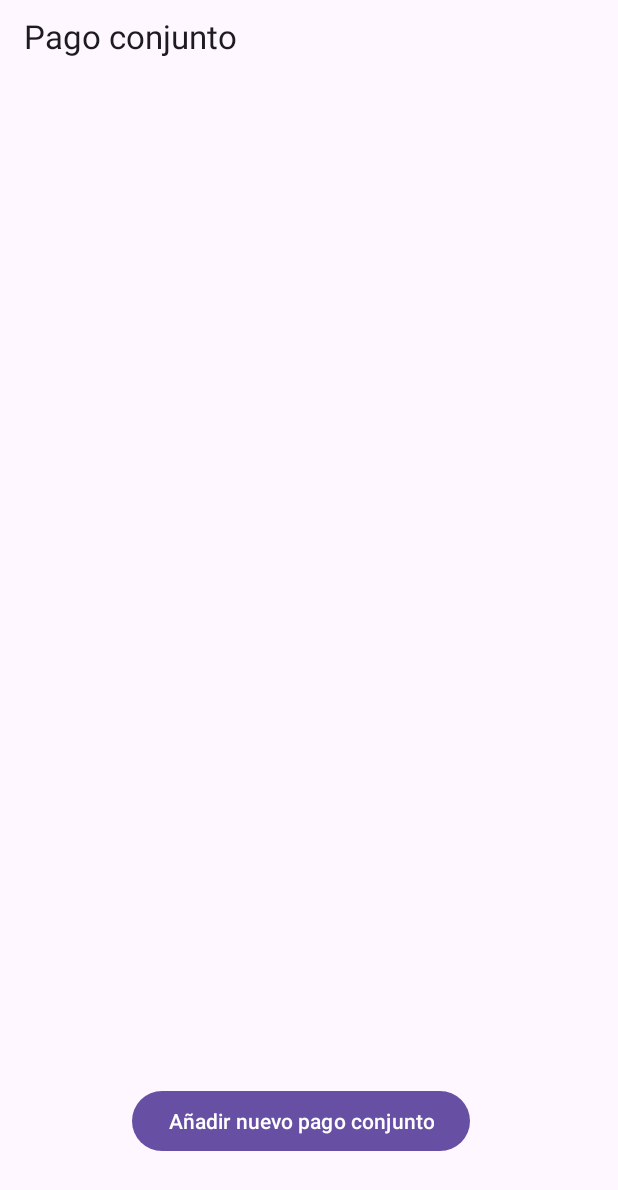
After one commit to Pablo-ArgF/MoneyGuardian, an Android app: the fragment PagosConjuntosFragment shown on its own in the app's theme, on a phone screen of 412 x 824 dp. The commit adds this screen. Shown: the top 1190 px of the screen. Run offline under Robolectric (Android 15) with nearby library versions, the phone set to English and light mode, and no system bars.

Commit message:
Cambiado el layout de Pagos Conjuntos para que sea un Fragment.

```diff
--- a/app/src/main/AndroidManifest.xml
+++ b/app/src/main/AndroidManifest.xml
@@ -13,9 +13,6 @@
         android:theme="@style/Theme.MoneyGuardian"
         tools:targetApi="31">
         <activity
-            android:name=".PagosConjuntosRecycler"
-            android:exported="false" />
-        <activity
             android:name=".MainActivity"
             android:exported="true">
             <intent-filter>
--- /dev/null
+++ b/app/src/main/java/com/moneyguardian/PagosConjuntosFragment.java
@@ -0,0 +1,55 @@
+package com.moneyguardian;
+
+import android.os.Bundle;
+
+import androidx.fragment.app.Fragment;
+import androidx.recyclerview.widget.RecyclerView;
+
+import android.view.LayoutInflater;
+import android.view.View;
+import android.view.ViewGroup;
+
+public class PagosConjuntosFragment extends Fragment {
+
+    // Identificadores de intent
+
+    public static final String PAGO_CONJUNTO_SELECCIONADO = "pago_conjunto_seleccionado";
+    public static final String PAGO_CONJUNTO_CREADO = "pago_conjunto_creado";
+
+    // Identificador de activiy
+    // TODO Necesario?
+    public static final int GESTION_ACTIVITY = 1;
+
+    // Modelo de datos
+
+    // TODO private ArrayList<PagoConjunto> listaPagosConjuntos;
+    // TODO private PagoConjunto pagoConjunto;
+    private RecyclerView listaPagosConjuntosView;
+
+    public PagosConjuntosFragment() {
+        // Required empty public constructor
+    }
+
+    public static PagosConjuntosFragment newInstance(String param1, String param2) {
+        PagosConjuntosFragment fragment = new PagosConjuntosFragment();
+        Bundle args = new Bundle();
+        //args.putString(ARG_PARAM1, param1);
+        fragment.setArguments(args);
+        return fragment;
+    }
+
+    @Override
+    public void onCreate(Bundle savedInstanceState) {
+        super.onCreate(savedInstanceState);
+        if (getArguments() != null) {
+           // mParam1 = getArguments().getString(ARG_PARAM1);
+        }
+    }
+
+    @Override
+    public View onCreateView(LayoutInflater inflater, ViewGroup container,
+                             Bundle savedInstanceState) {
+        // Inflate the layout for this fragment
+        return inflater.inflate(R.layout.fragment_pagos_conjuntos, container, false);
+    }
+}
--- /dev/null
+++ b/app/src/main/res/layout/fragment_pagos_conjuntos.xml
@@ -0,0 +1,49 @@
+<?xml version="1.0" encoding="utf-8"?>
+<FrameLayout xmlns:android="http://schemas.android.com/apk/res/android"
+    xmlns:app="http://schemas.android.com/apk/res-auto"
+    xmlns:tools="http://schemas.android.com/tools"
+    android:layout_width="match_parent"
+    android:layout_height="match_parent"
+    tools:context=".PagosConjuntosFragment">
+
+    <androidx.constraintlayout.widget.ConstraintLayout
+        android:layout_width="match_parent"
+        android:layout_height="match_parent">
+
+        <TextView
+            android:id="@+id/textNombrePagoConjunto"
+            android:layout_width="wrap_content"
+            android:layout_height="wrap_content"
+            android:text="@string/nombrePagoConjunto"
+            android:textAppearance="@style/TextAppearance.Material3.TitleLarge"
+            app:layout_constraintBottom_toBottomOf="@+id/recyclerView"
+            app:layout_constraintEnd_toEndOf="parent"
+            app:layout_constraintHorizontal_bias="0.059"
+            app:layout_constraintStart_toStartOf="parent"
+            app:layout_constraintTop_toTopOf="parent"
+            app:layout_constraintVertical_bias="0.013" />
+
+        <androidx.recyclerview.widget.RecyclerView
+            android:id="@+id/recyclerView"
+            android:layout_width="369dp"
+            android:layout_height="630dp"
+            app:layout_constraintBottom_toBottomOf="parent"
+            app:layout_constraintEnd_toEndOf="parent"
+            app:layout_constraintHorizontal_bias="0.38"
+            app:layout_constraintStart_toStartOf="parent"
+            app:layout_constraintTop_toTopOf="parent"
+            app:layout_constraintVertical_bias="0.514" />
+
+        <Button
+            android:id="@+id/button"
+            android:layout_width="wrap_content"
+            android:layout_height="wrap_content"
+            android:text="@string/AñadirPagoConjunto"
+            app:layout_constraintBottom_toBottomOf="parent"
+            app:layout_constraintEnd_toEndOf="@+id/recyclerView"
+            app:layout_constraintStart_toStartOf="@+id/recyclerView"
+            app:layout_constraintTop_toTopOf="@+id/recyclerView"
+            app:layout_constraintVertical_bias="0.922" />
+
+    </androidx.constraintlayout.widget.ConstraintLayout>
+</FrameLayout>
--- a/app/src/main/res/values/strings.xml
+++ b/app/src/main/res/values/strings.xml
@@ -5,4 +5,6 @@
     <string name="PagoConjuntoCosteHint">Coste del pago conjunto</string>
     <string name="FechaPagoConjunto">Fecha pago conjunto</string>
     <string name="AñadirPagoConjunto">Añadir nuevo pago conjunto</string>
+    <!-- TODO: Remove or change this placeholder text -->
+    <string name="hello_blank_fragment">Hello blank fragment</string>
 </resources>
```
Also changed, not shown: app/src/main/java/com/moneyguardian/PagosConjuntosRecycler.java (deleted, +0 -32 lines), app/src/main/res/layout/activity_pagos_conjuntos_recycler.xml (deleted, +0 -44 lines).
